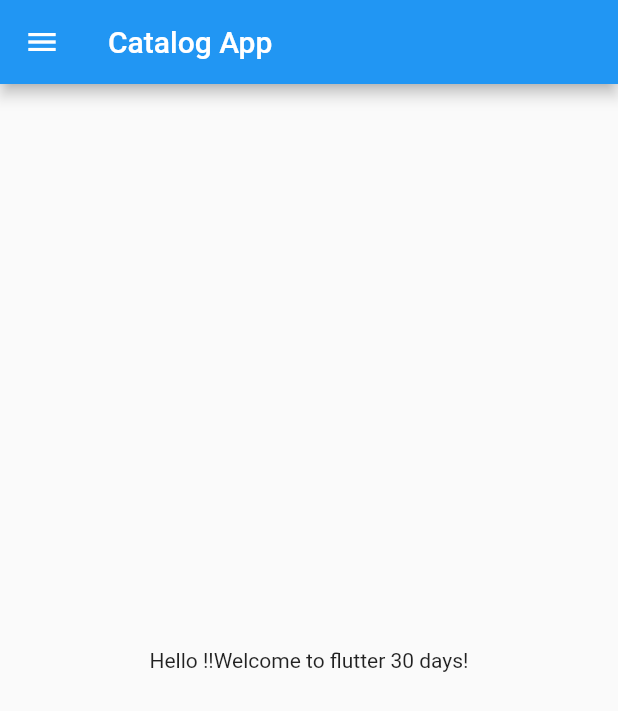
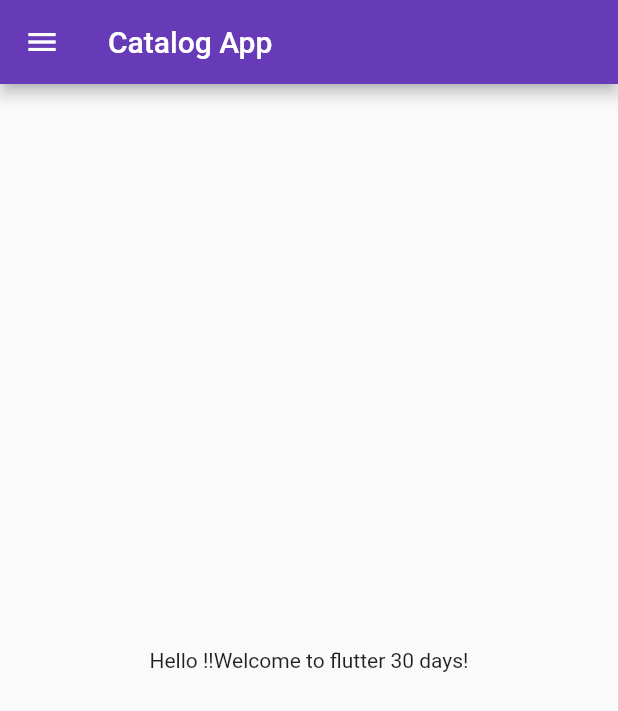
Before and after one commit to Supriyo-455/30-days-of-flutter, a Flutter app: the screen it shows after launch, on a phone screen of 412 x 824 dp. Shown: the top 711 px of the screen. Run offline on Flutter 3.47's test engine with Material 2 defaults, Android fonts, the phone set to English and light mode, and no system bars.

Commit message:
day3 completed

```diff
--- a/lib/main.dart
+++ b/lib/main.dart
@@ -1,5 +1,6 @@
 import "package:flutter/material.dart";
-import 'package:flutter_30_days/homepage.dart';
+import 'package:flutter_30_days/pages/homepage.dart';
+import 'package:flutter_30_days/pages/loginPage.dart';
 
 void main() {
   runApp(MyApp());
@@ -8,19 +9,16 @@ void main() {
 class MyApp extends StatelessWidget {
   @override
   Widget build(BuildContext context) {
-    int days = 30;
-    String name = "Hello!";
-    bool isMale = true;
-    num temp = 30.1;
-    double foo = 30.1112;
-    num number = 123;
-    var nam = "Supriyo";
-    var age = 12;
-    const pi = 3.14;
-    final lo = 123;
-
     return MaterialApp(
-      home: HomePage(),
+      themeMode: ThemeMode.light,
+      theme: ThemeData(primarySwatch: Colors.deepPurple),
+      darkTheme: ThemeData(brightness: Brightness.dark),
+      initialRoute: "/home",
+      routes: {
+        "/": (context) => LoginPage(),
+        "/home": (context) => HomePage(),
+        "/login": (context) => LoginPage()
+      },
     );
   }
 }
--- /dev/null
+++ b/lib/pages/homepage.dart
@@ -0,0 +1,21 @@
+import "package:flutter/material.dart";
+
+class HomePage extends StatelessWidget {
+  final String name = "Hello";
+  final int days = 30;
+
+  @override
+  Widget build(BuildContext context) {
+    return Scaffold(
+      appBar: AppBar(
+        title: Text("Catalog App"),
+      ),
+      body: Center(
+        child: Container(
+          child: Text("$name !!Welcome to flutter $days days!"),
+        ),
+      ),
+      drawer: Drawer(),
+    );
+  }
+}
--- /dev/null
+++ b/lib/pages/loginPage.dart
@@ -0,0 +1,19 @@
+import "package:flutter/material.dart";
+
+class LoginPage extends StatelessWidget {
+  @override
+  Widget build(BuildContext context) {
+    return Material(
+      child: Center(
+        child: Text(
+          "Login page",
+          style: TextStyle(
+            fontSize: 20,
+            color: Colors.blue,
+            fontWeight: FontWeight.bold,
+          ),
+        ),
+      ),
+    );
+  }
+}
```
